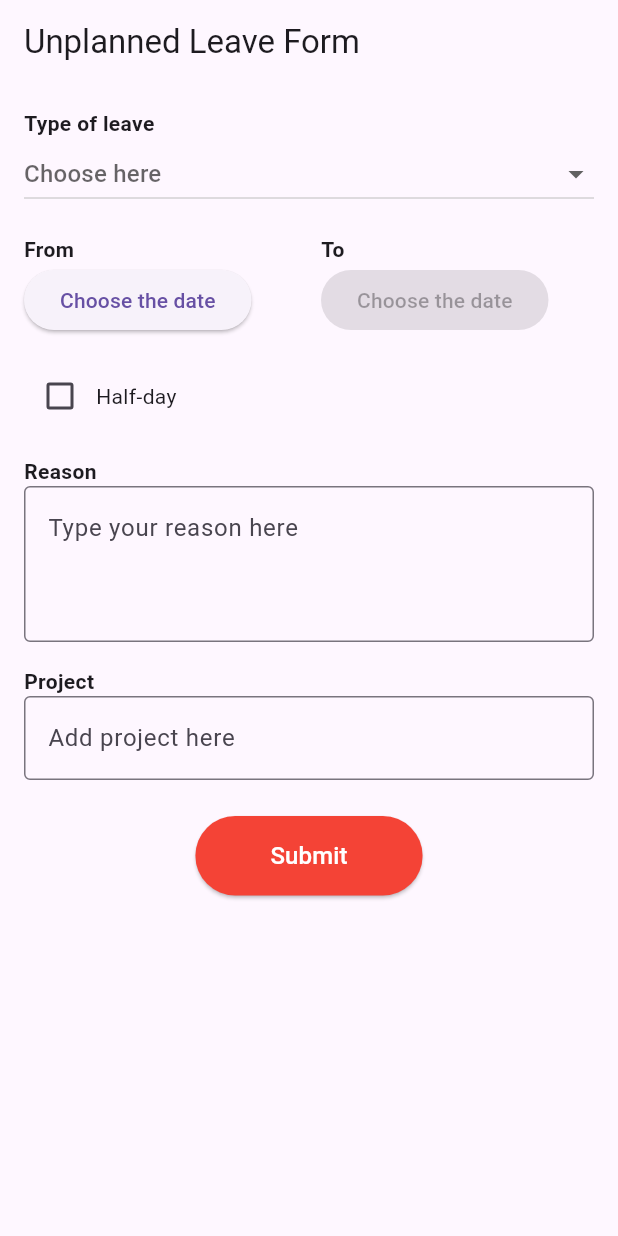
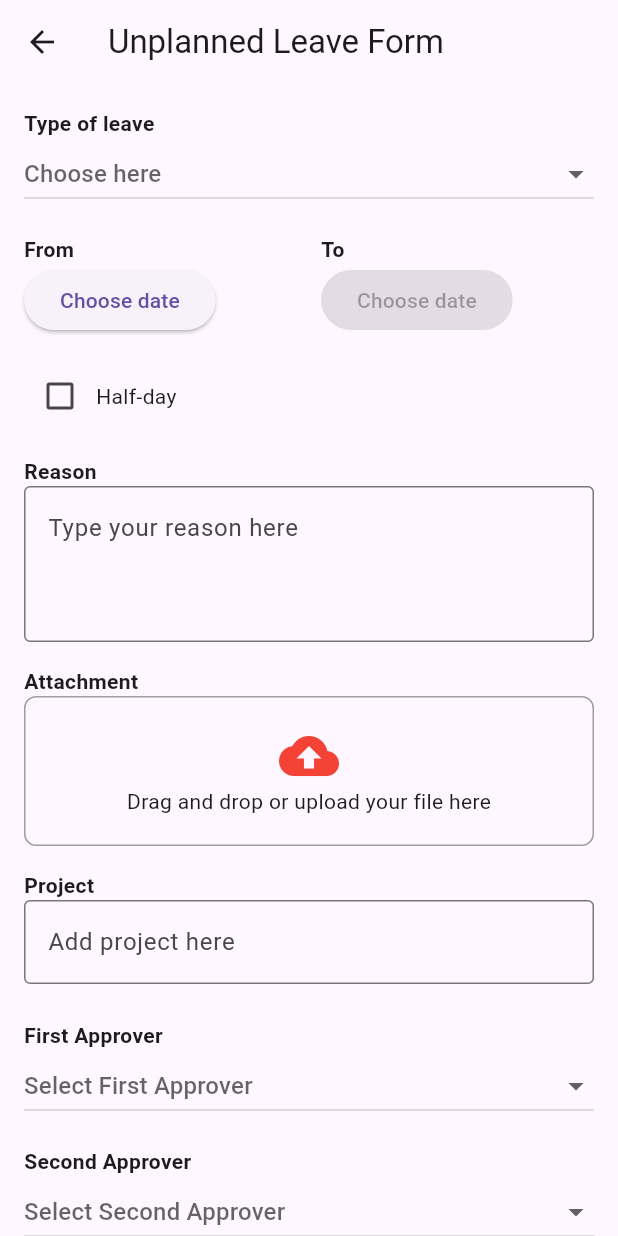
Before and after one commit to anca234/flutter-HRIS, a Flutter app: the UnplannedLeaveScreen screen opened directly, on a phone screen of 412 x 824 dp. Run offline on Flutter 3.47's test engine with Material 3 defaults, Android fonts, the phone set to English and light mode, and no system bars.

Commit message:
detailed leave option(un/&planned), pop up in leave form

```diff
--- a/lib/screens/main_screen.dart
+++ b/lib/screens/main_screen.dart
@@ -32,6 +32,7 @@ class _MainScreenState extends State<MainScreen> {
             _currentIndex = index;
           });
         },
+        backgroundColor: Colors.black, // Set the background color to black
         selectedItemColor: Colors.red,
         unselectedItemColor: Colors.grey,
         items: const [
--- a/lib/screens/leavetype.dart
+++ b/lib/screens/unplannedleave.dart
@@ -9,6 +9,38 @@ class UnplannedLeaveApp extends StatelessWidget {
       home: UnplannedLeaveScreen(),
     );
   }
+}
+
+void showComingSoonPopup(BuildContext context) {
+  showDialog(
+    context: context,
+    builder: (ctx) => AlertDialog(
+      title: const Text("Coming Soon"),
+      content: const Text("Fitur ini sedang dalam pengembangan."),
+      actions: [
+        TextButton(
+          onPressed: () => Navigator.of(ctx).pop(),
+          child: const Text("Tutup"),
+        ),
+      ],
+    ),
+  );
+}
+
+void submittedPopup(BuildContext context) {
+  showDialog(
+    context: context,
+    builder: (ctx) => AlertDialog(
+      title: const Text("Form Submitted!"),
+      content: const Text("Leave form anda sudah terkirim!."),
+      actions: [
+        TextButton(
+          onPressed: () => Navigator.of(ctx).pop(),
+          child: const Text("Tutup"),
+        ),
+      ],
+    ),
+  );
 }
 
 class UnplannedLeaveScreen extends StatefulWidget {
@@ -25,6 +57,11 @@ class _UnplannedLeaveScreenState extends State<UnplannedLeaveScreen> {
   String halfDayOption = 'Morning';
   final TextEditingController reasonController = TextEditingController();
   final TextEditingController projectController = TextEditingController();
+  String? attachmentFileName;
+  String? firstApprover;
+  String? secondApprover;
+
+  final List<String> approvers = ['Approver 1', 'Approver 2', 'Approver 3'];
 
   Future<void> _selectDate(BuildContext context, bool isFrom) async {
     DateTime initialDate =
@@ -92,7 +129,7 @@ class _UnplannedLeaveScreenState extends State<UnplannedLeaveScreen> {
                       ElevatedButton(
                         onPressed: () => _selectDate(context, true),
                         child: Text(fromDate == null
-                            ? 'Choose the date'
+                            ? 'Choose date'
                             : '${fromDate!.toLocal()}'.split(' ')[0]),
                       ),
                     ],
@@ -109,7 +146,7 @@ class _UnplannedLeaveScreenState extends State<UnplannedLeaveScreen> {
                             ? () => _selectDate(context, false)
                             : null,
                         child: Text(toDate == null
-                            ? 'Choose the date'
+                            ? 'Choose date'
                             : '${toDate!.toLocal()}'.split(' ')[0]),
                       ),
                     ],
@@ -160,6 +197,34 @@ class _UnplannedLeaveScreenState extends State<UnplannedLeaveScreen> {
               ),
             ),
             SizedBox(height: 16),
+            // Attachment Section
+            Text('Attachment', style: TextStyle(fontWeight: FontWeight.bold)),
+            GestureDetector(
+              onTap: () {
+                showComingSoonPopup(context);
+              },
+              child: Container(
+                height: 100,
+                decoration: BoxDecoration(
+                  border: Border.all(color: Colors.grey),
+                  borderRadius: BorderRadius.circular(8),
+                ),
+                child: Center(
+                  child: attachmentFileName == null
+                      ? Column(
+                          mainAxisAlignment: MainAxisAlignment.center,
+                          children: [
+                            Icon(Icons.cloud_upload,
+                                size: 40, color: Colors.red),
+                            Text('Drag and drop or upload your file here'),
+                          ],
+                        )
+                      : Text('File: $attachmentFileName'),
+                ),
+              ),
+            ),
+            SizedBox(height: 16),
+
             // Project Input
             Text('Project', style: TextStyle(fontWeight: FontWeight.bold)),
             TextField(
@@ -170,6 +235,46 @@ class _UnplannedLeaveScreenState extends State<UnplannedLeaveScreen> {
               ),
             ),
             SizedBox(height: 24),
+            Text('First Approver',
+                style: TextStyle(fontWeight: FontWeight.bold)),
+            DropdownButton<String>(
+              isExpanded: true,
+              value: firstApprover,
+              hint: Text('Select First Approver'),
+              onChanged: (String? value) {
+                setState(() {
+                  firstApprover = value;
+                });
+              },
+              items: approvers.map((approver) {
+                return DropdownMenuItem(
+                  value: approver,
+                  child: Text(approver),
+                );
+              }).toList(),
+            ),
+            SizedBox(height: 16),
+
+            Text('Second Approver',
+                style: TextStyle(fontWeight: FontWeight.bold)),
+            DropdownButton<String>(
+              isExpanded: true,
+              value: secondApprover,
+              hint: Text('Select Second Approver'),
+              onChanged: (String? value) {
+                setState(() {
+                  secondApprover = value;
+                });
+              },
+              items: approvers.map((approver) {
+                return DropdownMenuItem(
+                  value: approver,
+                  child: Text(approver),
+                );
+              }).toList(),
+            ),
+            SizedBox(height: 32),
+
             // Submit Button
             Center(
               child: ElevatedButton(
@@ -177,8 +282,7 @@ class _UnplannedLeaveScreenState extends State<UnplannedLeaveScreen> {
                     padding: EdgeInsets.symmetric(horizontal: 50, vertical: 15),
                     backgroundColor: Colors.red),
                 onPressed: () {
-                  // Add form submission logic
-                  print('Form Submitted');
+                  submittedPopup(context);
                 },
                 child: Text('Submit',
                     style: TextStyle(fontSize: 16, color: Colors.white)),
--- a/pubspec.yaml
+++ b/pubspec.yaml
@@ -32,7 +32,6 @@ dependencies:
     sdk: flutter
   provider: 6.1.2
   cupertino_icons: ^1.0.8
-  flutter_plugin_android_lifecycle: ^2.0.15
 
 
 
```
Also changed, not shown: lib/screens/annualleave.dart (renamed from lib/screens/leaveform.dart, +17 -2 lines), lib/screens/home_page.dart (+4 -7 lines), lib/screens/leave.dart (+28 -4 lines), lib/screens/more.dart (deleted, +0 -132 lines), pubspec.lock, 4 other files.
